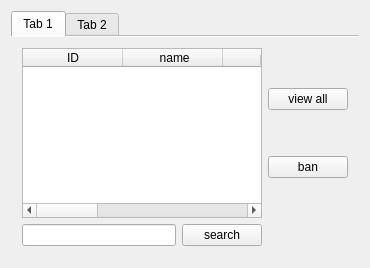
Old version of the form adminWindow.ui in the repository KyokaiNoKanata/TradingPlatform.
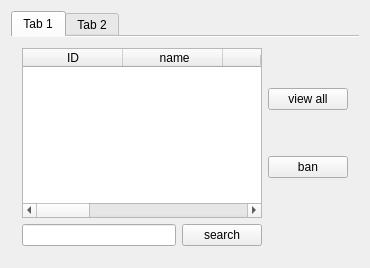
New version of the form. The open tabs and pages were chosen to show the change.

Patch:
```diff
--- a/adminWindow.ui
+++ b/adminWindow.ui
@@ -48,21 +48,26 @@
             <string>price</string>
            </property>
           </column>
-          <column>
-           <property name="text">
-            <string>time</string>
-           </property>
-          </column>
-          <column>
-           <property name="text">
-            <string>sellerID</string>
-           </property>
-          </column>
           <column>
            <property name="text">
             <string>quantity</string>
            </property>
           </column>
+          <column>
+           <property name="text">
+            <string>information</string>
+           </property>
+          </column>
+          <column>
+           <property name="text">
+            <string>sellerID</string>
+           </property>
+          </column>
+          <column>
+           <property name="text">
+            <string>shelfTime</string>
+           </property>
+          </column>
           <column>
            <property name="text">
             <string>status</string>
```
Left out of the diff: 7 changed lines with no effect on the pictures.
